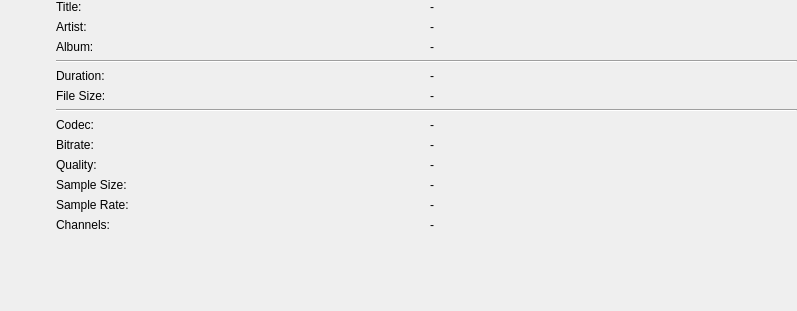
Qt form code/interface/vicomposedwidgets/forms/vimetadatawidget.ui (visore/Visore) before a commit.
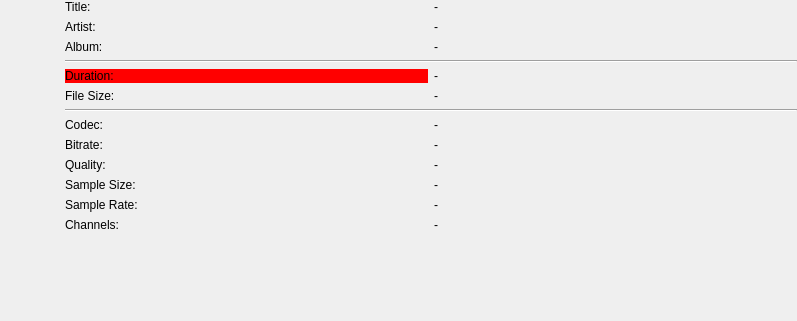
The same form after that commit. Custom widgets are drawn as their Qt base class.

Diff of the .ui file:
```diff
--- a/code/interface/vicomposedwidgets/forms/vimetadatawidget.ui
+++ b/code/interface/vicomposedwidgets/forms/vimetadatawidget.ui
@@ -7,7 +7,7 @@
     <x>0</x>
     <y>0</y>
     <width>797</width>
-    <height>311</height>
+    <height>321</height>
    </rect>
   </property>
   <property name="sizePolicy">
@@ -23,6 +23,9 @@
    <string notr="true"/>
   </property>
   <layout class="QFormLayout" name="formLayout">
+   <property name="horizontalSpacing">
+    <number>15</number>
+   </property>
    <property name="leftMargin">
     <number>0</number>
    </property>
@@ -164,6 +167,9 @@
       </item>
       <item row="3" column="0">
        <widget class="Line" name="line2">
+        <property name="styleSheet">
+         <string notr="true"/>
+        </property>
         <property name="orientation">
          <enum>Qt::Horizontal</enum>
         </property>
@@ -193,6 +199,9 @@
          </property>
          <item row="0" column="0">
           <widget class="QLabel" name="durationLabel">
+           <property name="styleSheet">
+            <string notr="true">background:red;</string>
+           </property>
            <property name="text">
             <string>Duration:</string>
            </property>
```
